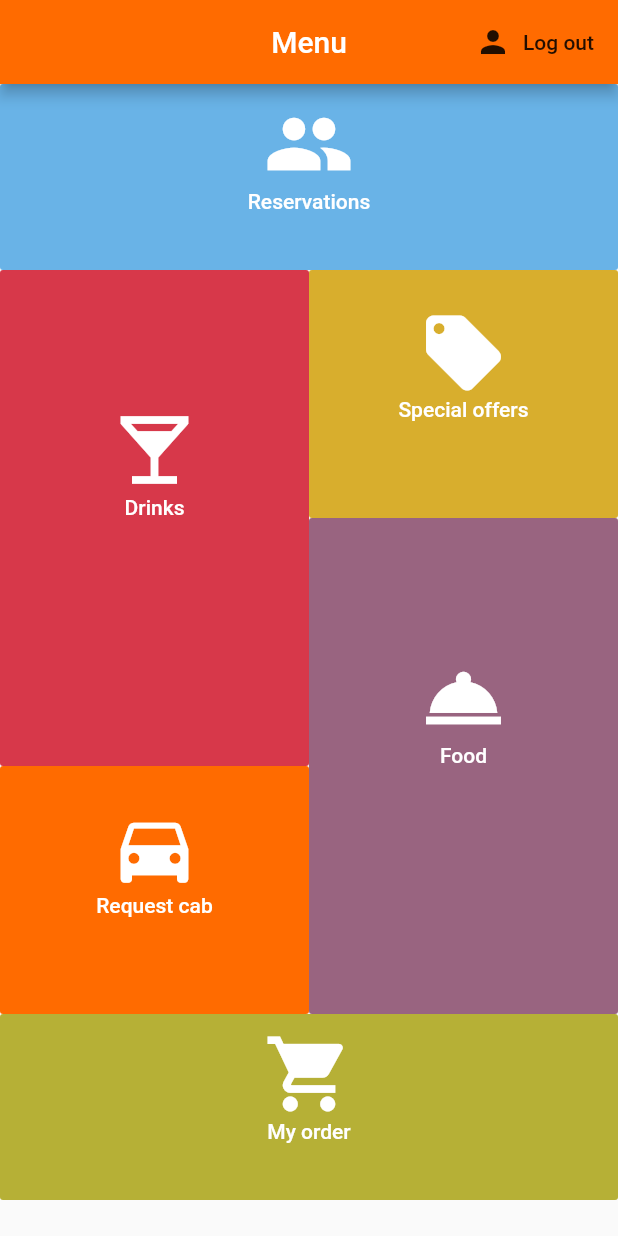
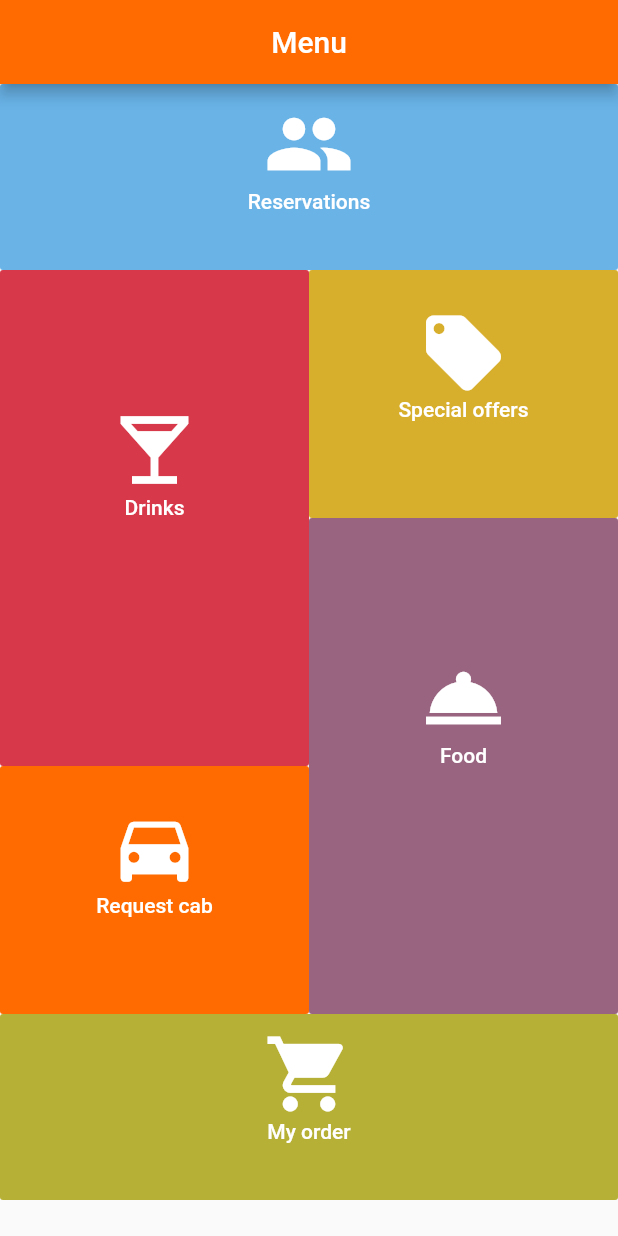
Before and after one commit to avperezb/BBControl, a Flutter app: the screen it shows once a user with an empty profile is signed in, on a phone screen of 412 x 824 dp. Run offline on Flutter 3.47's test engine with Material 2 defaults, Android fonts, the phone set to English and light mode, and no system bars; our stand-ins replace firebase_auth, sqflite; accounts and stored records are empty.

Commit message:
updt mast

```diff
--- a/bbcontrol/lib/setup/Pages/Home/home.dart
+++ b/bbcontrol/lib/setup/Pages/Home/home.dart
@@ -1,14 +1,13 @@
+import 'package:bbcontrol/Setup/Pages/food.dart';
 import 'package:bbcontrol/Setup/Pages/reservationsList.dart';
-import 'package:bbcontrol/setup/Pages/Services/auth.dart';
 import 'package:firebase_auth/firebase_auth.dart';
 import 'package:flutter/cupertino.dart';
 import 'package:flutter/material.dart';
-import '../reservations.dart';
-
+import 'package:bbcontrol/Setup/Pages/Drinks/drinks.dart';
+import 'package:bbcontrol/setup/Pages/reservations.dart';
 
 class Home extends StatelessWidget {
 
-  final AuthService _auth = AuthService();
   final iconSize = 60.0;
 
   @override
@@ -18,17 +17,9 @@ class Home extends StatelessWidget {
         title: Text('Menu'),
         centerTitle: true,
         backgroundColor: const Color(0xFFFF6B00),
-        actions: <Widget>[
-          FlatButton.icon(
-            icon: Icon(Icons.person),
-            onPressed: () async {
-              await _auth.signOut();
-            },
-            label: Text('Log out'),
-          )
-        ],
       ),
-      body: Column(
+      body: ListView(
+        children:<Widget>[ Column(
           crossAxisAlignment: CrossAxisAlignment.stretch,
           children: <Widget>[
             Container(
@@ -63,7 +54,9 @@ class Home extends StatelessWidget {
                       child: FlatButton(
                         padding: EdgeInsets.fromLTRB(0.0, 90.0, 0.0, 90.0),
                         color: const Color(0xFFD7384A),
-                      onPressed: () {},
+                        onPressed: () {
+                          Navigator.push(context, MaterialPageRoute(builder: (context) => DrinksTabs()),);
+                        },
                         child: Column(
                           crossAxisAlignment: CrossAxisAlignment.center,
                           children: <Widget>[
@@ -130,7 +123,9 @@ class Home extends StatelessWidget {
                       child: FlatButton(
                         padding: EdgeInsets.fromLTRB(0.0, 90.0, 0.0, 90.0),
                         color: const Color(0xFF996480),
-                      onPressed: () {},
+                        onPressed: () {
+                          Navigator.push(context, MaterialPageRoute(builder: (context) => FoodList()),);
+                        },
                         child: Column(
                           crossAxisAlignment: CrossAxisAlignment.center,
                           children: <Widget>[
@@ -171,6 +166,8 @@ class Home extends StatelessWidget {
             ),
           ],
         ),
+        ],
+      ),
     );
   }
 }
```
Lines whose indentation alone changed are shown as unchanged.
